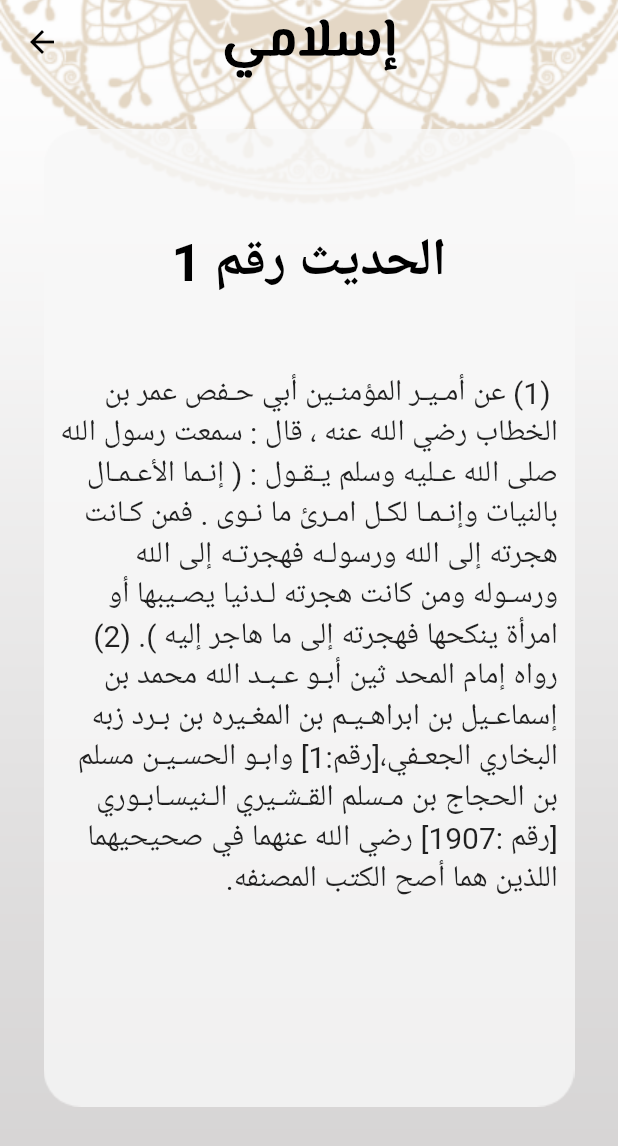
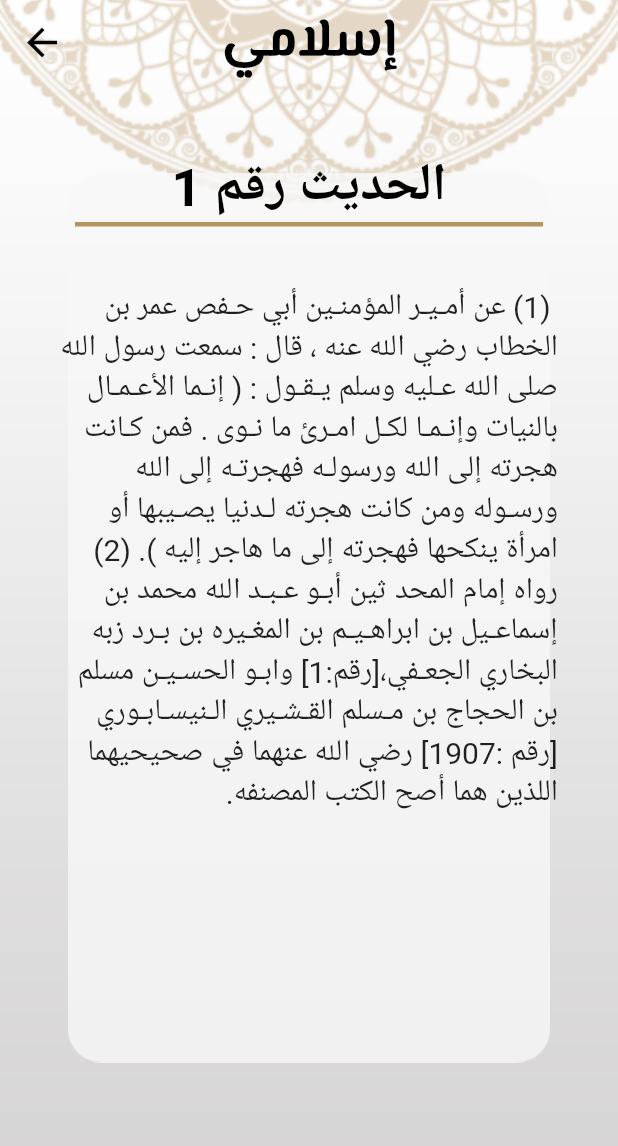
Before and after one commit to Eyadzz/Quran_Application, a Flutter app: the HadethScreen screen opened by its route, after a tap on "الحديث رقم 1", on a phone screen of 412 x 824 dp. Shown: the top 1146 px of the screen. Run offline on Flutter 3.47's test engine with Material 2 defaults, Android fonts, the phone set to English and light mode, and no system bars; our stand-ins replace splashscreen.

```diff
--- a/lib/HadethScreen.dart
+++ b/lib/HadethScreen.dart
@@ -60,7 +60,7 @@ class _HadethState extends State<HadethScreen> {
                       Row(
                         mainAxisAlignment: MainAxisAlignment.center,
                         children: [
-                          header("الاحاديث", BoxDecoration(border: Border(left: BorderSide(color: colorTheme,width: 3,),bottom: BorderSide(color: colorTheme,width: 3,),top: BorderSide(color: colorTheme,width: 3,)))),
+                          header("الاحاديث", BoxDecoration(border: Border(bottom: BorderSide(color: colorTheme,width: 3,),top: BorderSide(color: colorTheme,width: 3,)))),
                         ],
                       ),
                       Expanded(
@@ -97,10 +97,6 @@ class _HadethState extends State<HadethScreen> {
   {
     return Row(
       children: [
-        Expanded(
-          child: Center(
-          ),
-        ),
         Expanded(
           child: Container(
             child: TextButton(
--- a/lib/ReadQuran.dart
+++ b/lib/ReadQuran.dart
@@ -36,7 +36,7 @@ class _ReadQuranState extends State<ReadQuran> {
     return Scaffold(
       extendBodyBehindAppBar: true,
       appBar: AppBar(
-        leading: IconButton(icon: Icon(Icons.arrow_back, color: Colors.black,), onPressed: (){Navigator.pop(context);},),
+        leading: IconButton(icon: Icon(Icons.arrow_back, color: Colors.black,size: 30,), onPressed: (){Navigator.pop(context);},),
         title: Text("إسلامي", style: TextStyle(
           color: Colors.black,
           fontSize: 35,
@@ -59,22 +59,22 @@ class _ReadQuranState extends State<ReadQuran> {
               decoration: BoxDecoration(
                   image: DecorationImage(
                       fit: BoxFit.scaleDown,
+                      scale: 1.1,
                       image: AssetImage("assets/images/Rectangle 3.png",)
                   )
               ),
               child: Column(
                 mainAxisAlignment: MainAxisAlignment.center,
                 children:<Widget>[
-                  SizedBox(height:150),
+                  SizedBox(height:100),
                   Text(SurahName, style: TextStyle(color: Colors.black,fontSize: 35,fontWeight: FontWeight.bold)),
-                  Container(
-                      decoration: BoxDecoration(
-                          image: DecorationImage(
-                              fit: BoxFit.contain,
-                              image: AssetImage("assets/images/Line 4.png")
-                          )
-                      )),
-                  SizedBox(height:10),
+                  Padding(
+                    padding: const EdgeInsets.fromLTRB(50,0,50,0),
+                    child: Container(
+                      height: 3,
+                        color: Color.fromRGBO(183, 147, 95, 1),
+                        ),
+                  ),
                   new Expanded(
                       flex: 1,
                       child:new Container(
```
